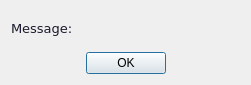
Before: the Qt Designer form secret_dialog.ui in pablomendesfaria/simple-image-editor, drawn with Qt 5.
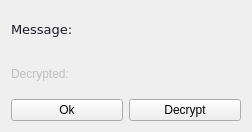
After: the same form once the commit is applied. Icons and pictures are not drawn.

Commit message: All transformations working, starting decrypt message

The edit to the form file:
```diff
--- a/secret_dialog.ui
+++ b/secret_dialog.ui
@@ -6,8 +6,8 @@
    <rect>
     <x>0</x>
     <y>0</y>
-    <width>251</width>
-    <height>85</height>
+    <width>252</width>
+    <height>132</height>
    </rect>
   </property>
   <property name="minimumSize">
@@ -24,8 +24,10 @@
     <normaloff>resources/secret_icon.png</normaloff>resources/secret_icon.png</iconset>
   </property>
   <property name="styleSheet">
-   <string notr="true">QLabel#secretLabel{
+   <string notr="true">QLabel#secretLabel, #descryptLabel{
 	color: rgb(231, 34, 88);
+}
+QLabel{
 	font: 10pt &quot;Verdana&quot;;
 }</string>
   </property>
@@ -44,6 +46,9 @@
         <font>
          <family>Verdana</family>
          <pointsize>10</pointsize>
+         <weight>50</weight>
+         <italic>false</italic>
+         <bold>false</bold>
         </font>
        </property>
        <property name="text">
@@ -76,17 +81,64 @@
     </layout>
    </item>
    <item>
-    <widget class="QDialogButtonBox" name="buttonBox">
-     <property name="orientation">
-      <enum>Qt::Horizontal</enum>
+    <layout class="QHBoxLayout" name="horizontalLayout_3" stretch="0,1">
+     <property name="sizeConstraint">
+      <enum>QLayout::SetMinimumSize</enum>
      </property>
-     <property name="standardButtons">
-      <set>QDialogButtonBox::Ok</set>
-     </property>
-     <property name="centerButtons">
-      <bool>true</bool>
-     </property>
-    </widget>
+     <item>
+      <widget class="QLabel" name="label_2">
+       <property name="enabled">
+        <bool>false</bool>
+       </property>
+       <property name="text">
+        <string>Decrypted:</string>
+       </property>
+      </widget>
+     </item>
+     <item>
+      <widget class="QLabel" name="descryptLabel">
+       <property name="sizePolicy">
+        <sizepolicy hsizetype="Minimum" vsizetype="Preferred">
+         <horstretch>0</horstretch>
+         <verstretch>0</verstretch>
+        </sizepolicy>
+       </property>
+       <property name="text">
+        <string/>
+       </property>
+      </widget>
+     </item>
+    </layout>
+   </item>
+   <item>
+    <layout class="QHBoxLayout" name="horizontalLayout_2">
+     <item>
+      <widget class="QPushButton" name="btnOk">
+       <property name="cursor">
+        <cursorShape>PointingHandCursor</cursorShape>
+       </property>
+       <property name="text">
+        <string>Ok</string>
+       </property>
+       <property name="autoDefault">
+        <bool>false</bool>
+       </property>
+      </widget>
+     </item>
+     <item>
+      <widget class="QPushButton" name="btnDecrypt">
+       <property name="cursor">
+        <cursorShape>PointingHandCursor</cursorShape>
+       </property>
+       <property name="text">
+        <string>Decrypt</string>
+       </property>
+       <property name="autoDefault">
+        <bool>false</bool>
+       </property>
+      </widget>
+     </item>
+    </layout>
    </item>
   </layout>
  </widget>
```
Left out of the diff: 35 changed lines with no effect on the pictures. The commit also changes 25 other files.
